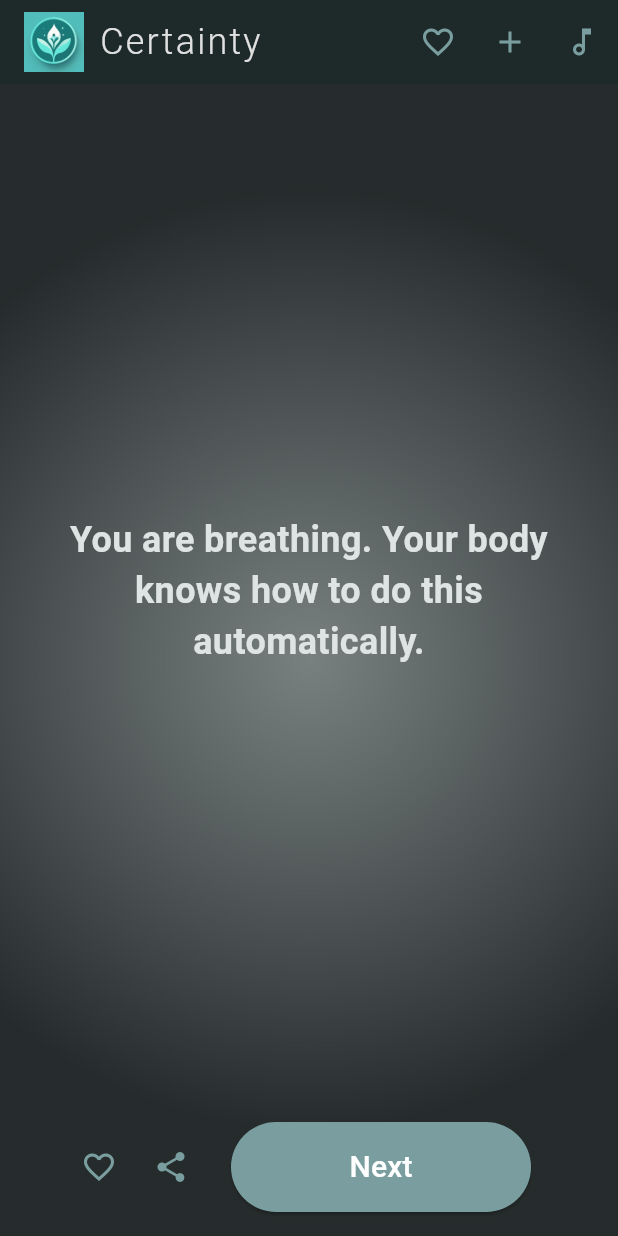
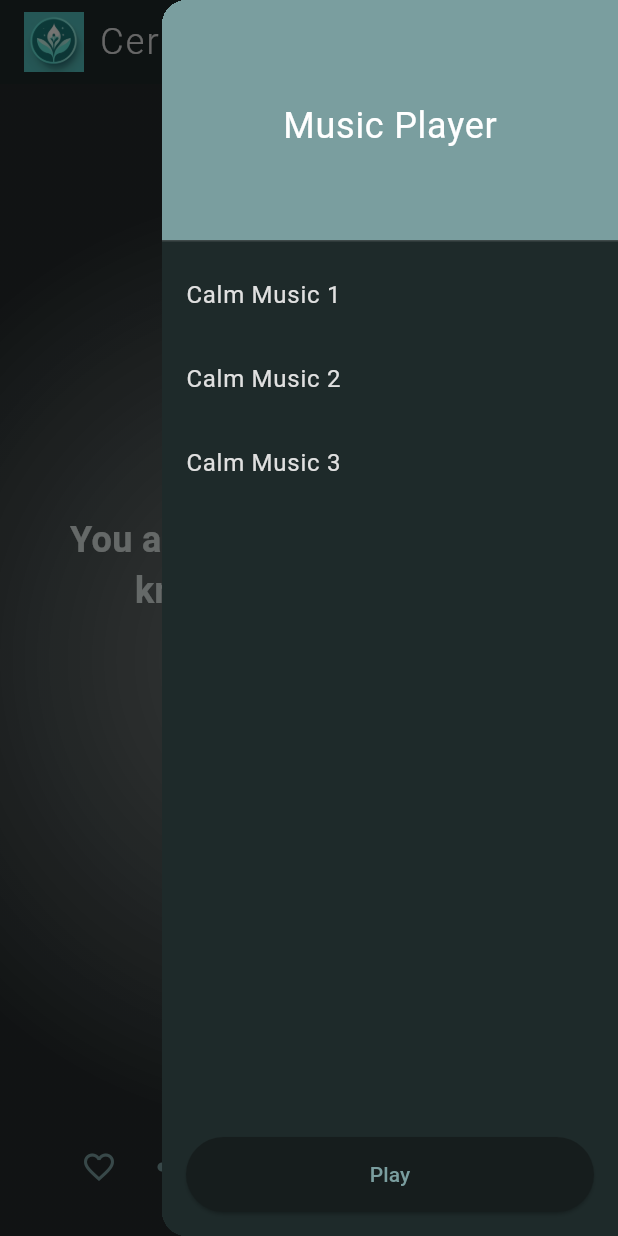
Before and after one commit to tazomatalax/Certainty, a Flutter app: the screen it shows after launch, with the side drawer open (before the commit the screen has no drawer), on a phone screen of 412 x 824 dp. Run offline on Flutter 3.47's test engine with Material 3 defaults, Android fonts, the light colour scheme and no system bars; our stand-ins replace audioplayers, share_plus, sqflite; missing offline and left inert: dart:html; accounts and stored records are empty.

Commit message:
Better music player

```diff
--- a/lib/main.dart
+++ b/lib/main.dart
@@ -182,7 +182,7 @@ class _TruthsHomePageState extends State<TruthsHomePage> with TickerProviderStat
   @override
   Widget build(BuildContext context) {
     return Scaffold(
-      backgroundColor: Colors.transparent, // Make scaffold background transparent
+      backgroundColor: Colors.transparent,
       appBar: AppBar(
         backgroundColor: Theme.of(context).colorScheme.surface,
         elevation: 0,
@@ -192,8 +192,8 @@ class _TruthsHomePageState extends State<TruthsHomePage> with TickerProviderStat
           children: [
             Image.asset(
               'assets/certainty_logo_512.png',
-              height: 40,  // Adjust this value to fit your logo
-              width: 40,   // Adjust this value to fit your logo
+              height: 40,
+              width: 40,
             ),
             SizedBox(width: 10),
             Text(
@@ -222,9 +222,22 @@ class _TruthsHomePageState extends State<TruthsHomePage> with TickerProviderStat
             ),
             onPressed: _addNewTruth,
           ),
-          MusicSelectorWidget(musicPlayer: _musicPlayer),
+          Builder(
+            builder: (BuildContext context) {
+              return IconButton(
+                icon: Icon(
+                  Icons.music_note,
+                  color: Theme.of(context).colorScheme.primary,
+                ),
+                onPressed: () {
+                  Scaffold.of(context).openEndDrawer();
+                },
+              );
+            },
+          ),
         ],
       ),
+      endDrawer: MusicSidebar(musicPlayer: _musicPlayer),
       body: Stack(
         children: [
           BreathingBackground(animation: _breathingAnimation),
@@ -426,15 +439,15 @@ class MusicPlayer {
     });
   }
 
-  void play() async {
+  Future<void> play() async {
     await _audioPlayer.play(AssetSource(_playlist[_currentIndex]));
   }
 
-  void pause() async {
+  Future<void> pause() async {
     await _audioPlayer.pause();
   }
 
-  void stop() async {
+  Future<void> stop() async {
     await _audioPlayer.stop();
   }
 
@@ -453,57 +466,97 @@ class MusicPlayer {
   void dispose() {
     _audioPlayer.dispose();
   }
+
+  bool get isPlaying => _audioPlayer.state == PlayerState.playing;
+
+  Future<void> togglePlayPause() async {
+    if (isPlaying) {
+      await pause();
+    } else {
+      await play();
+    }
+  }
 }
 
-class MusicSelectorWidget extends StatefulWidget {
+class MusicSidebar extends StatefulWidget {
   final MusicPlayer musicPlayer;
 
-  const MusicSelectorWidget({Key? key, required this.musicPlayer}) : super(key: key);
+  const MusicSidebar({Key? key, required this.musicPlayer}) : super(key: key);
 
   @override
-  _MusicSelectorWidgetState createState() => _MusicSelectorWidgetState();
+  _MusicSidebarState createState() => _MusicSidebarState();
 }
 
-class _MusicSelectorWidgetState extends State<MusicSelectorWidget> {
-  bool _isPlaying = false;
-
+class _MusicSidebarState extends State<MusicSidebar> {
   @override
   Widget build(BuildContext context) {
-    return PopupMenuButton<int>(
-      icon: Icon(
-        _isPlaying ? Icons.music_note : Icons.music_note_outlined,
+    return Drawer(
+      child: Container(
+        color: Theme.of(context).colorScheme.surface,
+        child: Column(
+          children: [
+            DrawerHeader(
+              decoration: BoxDecoration(
                 color: Theme.of(context).colorScheme.primary,
               ),
-      onSelected: (int index) {
-        setState(() {
-          _isPlaying = true;
-        });
-        widget.musicPlayer.selectTrack(index);
-      },
-      itemBuilder: (BuildContext context) => <PopupMenuEntry<int>>[
-        PopupMenuItem<int>(
-          value: 0,
-          child: Text('Calm Music 1'),
+              child: Center(
+                child: Text(
+                  'Music Player',
+                  style: TextStyle(
+                    color: Theme.of(context).colorScheme.onPrimary,
+                    fontSize: 24,
                   ),
-        PopupMenuItem<int>(
-          value: 1,
-          child: Text('Calm Music 2'),
                 ),
-        PopupMenuItem<int>(
-          value: 2,
-          child: Text('Calm Music 3'),
               ),
-        PopupMenuItem<int>(
-          value: -1,
-          child: Text(_isPlaying ? 'Pause' : 'Play'),
-          onTap: () {
-            setState(() {
-              _isPlaying = !_isPlaying;
-            });
-            _isPlaying ? widget.musicPlayer.play() : widget.musicPlayer.pause();
+            ),
+            Expanded(
+              child: ListView(
+                children: [
+                  ListTile(
+                    title: Text('Calm Music 1'),
+                    onTap: () => _playTrack(0),
+                  ),
+                  ListTile(
+                    title: Text('Calm Music 2'),
+                    onTap: () => _playTrack(1),
+                  ),
+                  ListTile(
+                    title: Text('Calm Music 3'),
+                    onTap: () => _playTrack(2),
+                  ),
+                ],
+              ),
+            ),
+            Padding(
+              padding: const EdgeInsets.all(16.0),
+              child: ElevatedButton(
+                onPressed: _togglePlayPause,
+                child: StreamBuilder<PlayerState>(
+                  stream: widget.musicPlayer._audioPlayer.onPlayerStateChanged,
+                  builder: (context, snapshot) {
+                    final playerState = snapshot.data;
+                    final isPlaying = playerState == PlayerState.playing;
+                    return Text(isPlaying ? 'Pause' : 'Play');
                   },
                 ),
+                style: ElevatedButton.styleFrom(
+                  minimumSize: Size(double.infinity, 50),
+                ),
+              ),
+            ),
           ],
+        ),
+      ),
     );
   }
+
+  void _playTrack(int index) {
+    widget.musicPlayer.selectTrack(index);
+    setState(() {}); // This line is correct now
   }
+
+  void _togglePlayPause() {
+    widget.musicPlayer.togglePlayPause();
+    setState(() {}); // This line is correct now
+  }
+}
```
Lines whose indentation alone changed are shown as unchanged.
